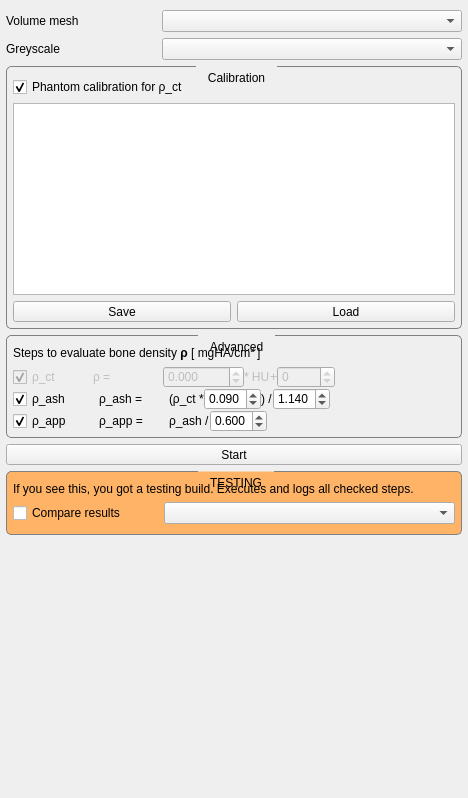
Before: the Qt Designer form src/internal/MaterialMappingViewControls.ui in araex/mitk-gem, drawn with Qt 5.
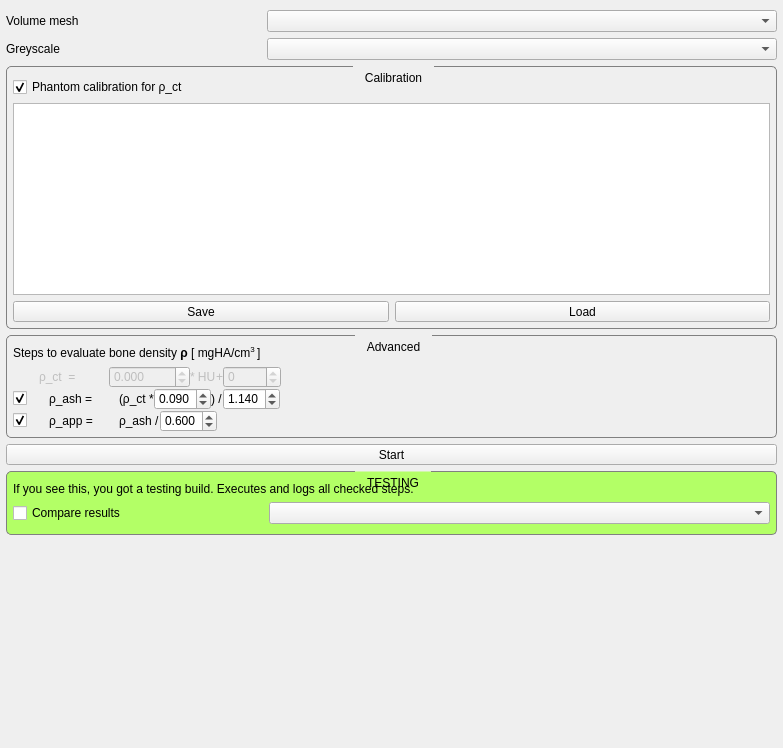
After: the same form once the commit is applied. Custom widgets are drawn as their Qt base class.

```diff
--- a/src/internal/MaterialMappingViewControls.ui
+++ b/src/internal/MaterialMappingViewControls.ui
@@ -6,8 +6,8 @@
    <rect>
     <x>0</x>
     <y>0</y>
-    <width>468</width>
-    <height>798</height>
+    <width>783</width>
+    <height>748</height>
    </rect>
   </property>
   <property name="minimumSize">
@@ -306,7 +306,7 @@
             <number>0</number>
            </property>
            <item>
-            <layout class="QHBoxLayout" name="horizontalLayout_2" stretch="0,0">
+            <layout class="QHBoxLayout" name="horizontalLayout_2" stretch="0">
              <property name="spacing">
               <number>-1</number>
              </property>
@@ -319,40 +319,6 @@
              <property name="topMargin">
               <number>0</number>
              </property>
-             <item>
-              <widget class="QCheckBox" name="checkBox">
-               <property name="enabled">
-                <bool>false</bool>
-               </property>
-               <property name="sizePolicy">
-                <sizepolicy hsizetype="Minimum" vsizetype="Fixed">
-                 <horstretch>0</horstretch>
-                 <verstretch>0</verstretch>
-                </sizepolicy>
-               </property>
-               <property name="minimumSize">
-                <size>
-                 <width>80</width>
-                 <height>0</height>
-                </size>
-               </property>
-               <property name="maximumSize">
-                <size>
-                 <width>120</width>
-                 <height>16777215</height>
-                </size>
-               </property>
-               <property name="text">
-                <string>ρ_ct</string>
-               </property>
-               <property name="checkable">
-                <bool>true</bool>
-               </property>
-               <property name="checked">
-                <bool>true</bool>
-               </property>
-              </widget>
-             </item>
              <item>
               <widget class="QWidget" name="verticalWidget_2" native="true">
                <property name="enabled">
@@ -365,6 +331,22 @@
                 <property name="margin">
                  <number>0</number>
                 </property>
+                <item>
+                 <spacer name="horizontalSpacer_4">
+                  <property name="orientation">
+                   <enum>Qt::Horizontal</enum>
+                  </property>
+                  <property name="sizeType">
+                   <enum>QSizePolicy::Minimum</enum>
+                  </property>
+                  <property name="sizeHint" stdset="0">
+                   <size>
+                    <width>26</width>
+                    <height>20</height>
+                   </size>
+                  </property>
+                 </spacer>
+                </item>
                 <item>
                  <widget class="QLabel" name="label_2">
                   <property name="sizePolicy">
@@ -380,7 +362,7 @@
                    </size>
                   </property>
                   <property name="text">
-                   <string>ρ =</string>
+                   <string>ρ_ct  =</string>
                   </property>
                  </widget>
                 </item>
@@ -463,7 +445,7 @@
                </property>
                <property name="minimumSize">
                 <size>
-                 <width>80</width>
+                 <width>30</width>
                  <height>0</height>
                 </size>
                </property>
@@ -474,7 +456,7 @@
                 </size>
                </property>
                <property name="text">
-                <string>ρ_ash</string>
+                <string/>
                </property>
                <property name="checked">
                 <bool>true</bool>
@@ -594,7 +576,7 @@
                </property>
                <property name="minimumSize">
                 <size>
-                 <width>80</width>
+                 <width>30</width>
                  <height>0</height>
                 </size>
                </property>
@@ -605,7 +587,7 @@
                 </size>
                </property>
                <property name="text">
-                <string>ρ_app</string>
+                <string/>
                </property>
                <property name="checked">
                 <bool>true</bool>
@@ -716,7 +698,7 @@
        </property>
        <property name="styleSheet">
         <string notr="true">QGroupBox {
-	background-color: #ffb366;
+	background-color: #b3ff66;
 }</string>
        </property>
        <property name="title">
```
